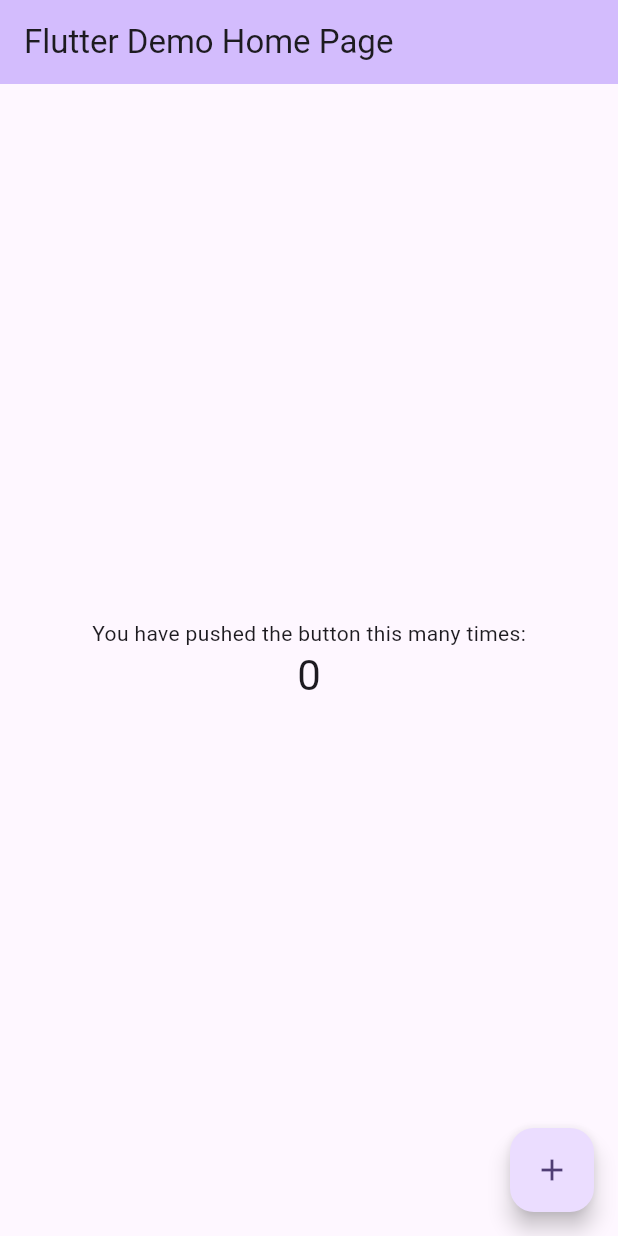
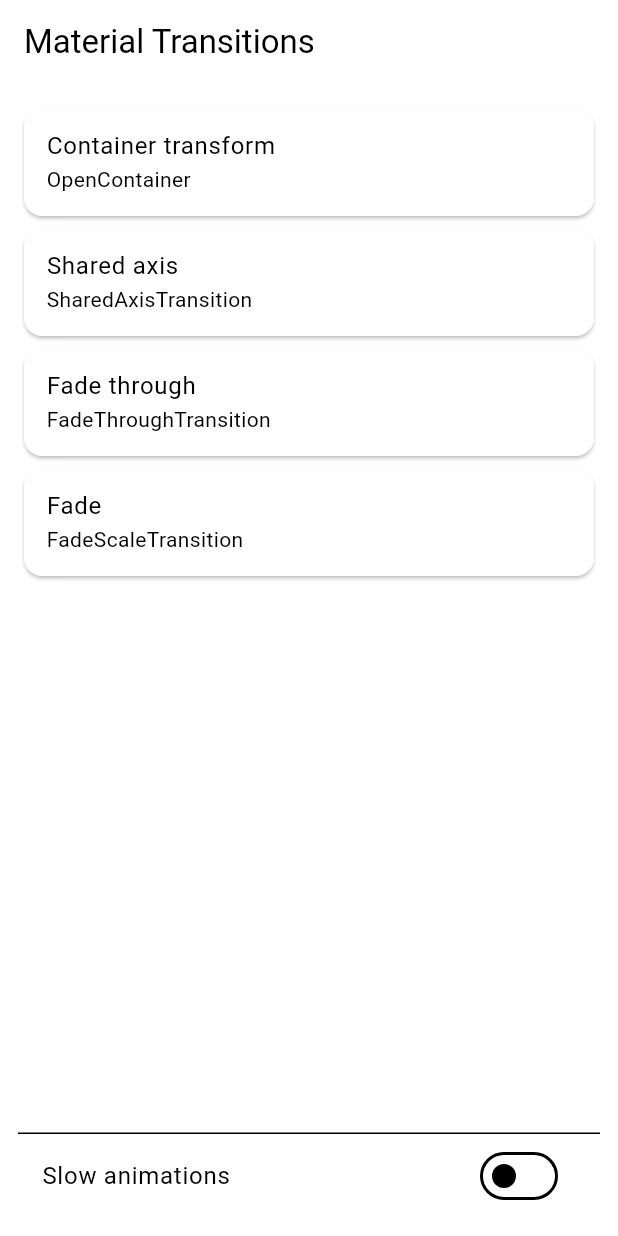
Before and after one commit to ayoubrajabi/test_animations, a Flutter app: the screen it shows after launch, on a phone screen of 412 x 824 dp. Run offline on Flutter 3.47's test engine with Material 3 defaults, Android fonts, the phone set to English and light mode, and no system bars.

Commit message:
implement all animations.

```diff
--- a/lib/main.dart
+++ b/lib/main.dart
@@ -1,125 +1,150 @@
 import 'package:flutter/material.dart';
+import 'package:flutter/scheduler.dart';
+
+import 'package:test_animations/pages/fade_scale_transition.dart';
+import 'package:test_animations/pages/fade_through_transition.dart';
+import 'package:test_animations/pages/open_container_transform.dart';
+import 'package:test_animations/pages/shared_axis_transition.dart';
 
 void main() {
-  runApp(const MyApp());
+  runApp(
+    MaterialApp(
+      theme: ThemeData.from(
+        colorScheme: const ColorScheme.light(),
+      ).copyWith(
+        pageTransitionsTheme: const PageTransitionsTheme(
+          builders: <TargetPlatform, PageTransitionsBuilder>{
+            TargetPlatform.android: ZoomPageTransitionsBuilder(),
+          },
+        ),
+      ),
+      home: _TransitionsHomePage(),
+    ),
+  );
 }
 
-class MyApp extends StatelessWidget {
-  const MyApp({super.key});
+class _TransitionsHomePage extends StatefulWidget {
+  @override
+  _TransitionsHomePageState createState() => _TransitionsHomePageState();
+}
 
-  // This widget is the root of your application.
+class _TransitionsHomePageState extends State<_TransitionsHomePage> {
+  bool _slowAnimations = false;
+
   @override
   Widget build(BuildContext context) {
-    return MaterialApp(
-      title: 'Flutter Demo',
-      theme: ThemeData(
-        // This is the theme of your application.
-        //
-        // TRY THIS: Try running your application with "flutter run". You'll see
-        // the application has a purple toolbar. Then, without quitting the app,
-        // try changing the seedColor in the colorScheme below to Colors.green
-        // and then invoke "hot reload" (save your changes or press the "hot
-        // reload" button in a Flutter-supported IDE, or press "r" if you used
-        // the command line to start the app).
-        //
-        // Notice that the counter didn't reset back to zero; the application
-        // state is not lost during the reload. To reset the state, use hot
-        // restart instead.
-        //
-        // This works for code too, not just values: Most code changes can be
-        // tested with just a hot reload.
-        colorScheme: ColorScheme.fromSeed(seedColor: Colors.deepPurple),
-        useMaterial3: true,
+    return Scaffold(
+      appBar: AppBar(title: const Text('Material Transitions')),
+      body: Padding(
+        padding: const EdgeInsets.all(12.0),
+        child: Column(
+          children: <Widget>[
+            Expanded(
+              child: ListView(
+                children: <Widget>[
+                  _TransitionListTile(
+                    title: 'Container transform',
+                    subtitle: 'OpenContainer',
+                    onTap: () {
+                      Navigator.of(context).push(
+                        MaterialPageRoute<void>(
+                          builder: (BuildContext context) {
+                            return const OpenContainerTransformDemo();
+                          },
+                        ),
+                      );
+                    },
+                  ),
+                  _TransitionListTile(
+                    title: 'Shared axis',
+                    subtitle: 'SharedAxisTransition',
+                    onTap: () {
+                      Navigator.of(context).push(
+                        MaterialPageRoute<void>(
+                          builder: (BuildContext context) {
+                            return const SharedAxisTransitionDemo();
+                          },
+                        ),
+                      );
+                    },
+                  ),
+                  _TransitionListTile(
+                    title: 'Fade through',
+                    subtitle: 'FadeThroughTransition',
+                    onTap: () {
+                      Navigator.of(context).push(
+                        MaterialPageRoute<void>(
+                          builder: (BuildContext context) {
+                            return const FadeThroughTransitionDemo();
+                          },
+                        ),
+                      );
+                    },
+                  ),
+                  _TransitionListTile(
+                    title: 'Fade',
+                    subtitle: 'FadeScaleTransition',
+                    onTap: () {
+                      Navigator.of(context).push(
+                        MaterialPageRoute<void>(
+                          builder: (BuildContext context) {
+                            return const FadeScaleTransitionDemo();
+                          },
+                        ),
+                      );
+                    },
+                  ),
+                ],
+              ),
+            ),
+            const Divider(height: 0.0),
+            SafeArea(
+              child: SwitchListTile(
+                value: _slowAnimations,
+                onChanged: (bool value) async {
+                  setState(() {
+                    _slowAnimations = value;
+                  });
+                  // Wait until the Switch is done animating before actually slowing
+                  // down time.
+                  if (_slowAnimations) {
+                    await Future<void>.delayed(
+                        const Duration(milliseconds: 300));
+                  }
+                  timeDilation = _slowAnimations ? 7.0 : 1.0;
+                },
+                title: const Text('Slow animations'),
+              ),
+            ),
+          ],
+        ),
       ),
-      home: const MyHomePage(title: 'Flutter Demo Home Page'),
     );
   }
 }
 
-class MyHomePage extends StatefulWidget {
-  const MyHomePage({super.key, required this.title});
+class _TransitionListTile extends StatelessWidget {
+  const _TransitionListTile({
+    this.onTap,
+    required this.title,
+    required this.subtitle,
+  });
 
-  // This widget is the home page of your application. It is stateful, meaning
-  // that it has a State object (defined below) that contains fields that affect
-  // how it looks.
-
-  // This class is the configuration for the state. It holds the values (in this
-  // case the title) provided by the parent (in this case the App widget) and
-  // used by the build method of the State. Fields in a Widget subclass are
-  // always marked "final".
-
+  final GestureTapCallback? onTap;
   final String title;
-
-  @override
-  State<MyHomePage> createState() => _MyHomePageState();
-}
-
-class _MyHomePageState extends State<MyHomePage> {
-  int _counter = 0;
-
-  void _incrementCounter() {
-    setState(() {
-      // This call to setState tells the Flutter framework that something has
-      // changed in this State, which causes it to rerun the build method below
-      // so that the display can reflect the updated values. If we changed
-      // _counter without calling setState(), then the build method would not be
-      // called again, and so nothing would appear to happen.
-      _counter++;
-    });
-  }
+  final String subtitle;
 
   @override
   Widget build(BuildContext context) {
-    // This method is rerun every time setState is called, for instance as done
-    // by the _incrementCounter method above.
-    //
-    // The Flutter framework has been optimized to make rerunning build methods
-    // fast, so that you can just rebuild anything that needs updating rather
-    // than having to individually change instances of widgets.
-    return Scaffold(
-      appBar: AppBar(
-        // TRY THIS: Try changing the color here to a specific color (to
-        // Colors.amber, perhaps?) and trigger a hot reload to see the AppBar
-        // change color while the other colors stay the same.
-        backgroundColor: Theme.of(context).colorScheme.inversePrimary,
-        // Here we take the value from the MyHomePage object that was created by
-        // the App.build method, and use it to set our appbar title.
-        title: Text(widget.title),
+    return Card(
+      child: ListTile(
+        contentPadding: const EdgeInsets.symmetric(
+          horizontal: 15.0,
+        ),
+        onTap: onTap,
+        title: Text(title),
+        subtitle: Text(subtitle),
       ),
-      body: Center(
-        // Center is a layout widget. It takes a single child and positions it
-        // in the middle of the parent.
-        child: Column(
-          // Column is also a layout widget. It takes a list of children and
-          // arranges them vertically. By default, it sizes itself to fit its
-          // children horizontally, and tries to be as tall as its parent.
-          //
-          // Column has various properties to control how it sizes itself and
-          // how it positions its children. Here we use mainAxisAlignment to
-          // center the children vertically; the main axis here is the vertical
-          // axis because Columns are vertical (the cross axis would be
-          // horizontal).
-          //
-          // TRY THIS: Invoke "debug painting" (choose the "Toggle Debug Paint"
-          // action in the IDE, or press "p" in the console), to see the
-          // wireframe for each widget.
-          mainAxisAlignment: MainAxisAlignment.center,
-          children: <Widget>[
-            const Text(
-              'You have pushed the button this many times:',
-            ),
-            Text(
-              '$_counter',
-              style: Theme.of(context).textTheme.headlineMedium,
-            ),
-          ],
-        ),
-      ),
-      floatingActionButton: FloatingActionButton(
-        onPressed: _incrementCounter,
-        tooltip: 'Increment',
-        child: const Icon(Icons.add),
-      ), // This trailing comma makes auto-formatting nicer for build methods.
     );
   }
 }
--- a/pubspec.yaml
+++ b/pubspec.yaml
@@ -35,6 +35,7 @@ dependencies:
   # The following adds the Cupertino Icons font to your application.
   # Use with the CupertinoIcons class for iOS style icons.
   cupertino_icons: ^1.0.6
+  animations: ^2.0.11
 
 dev_dependencies:
   flutter_test:
```
Also changed, not shown: lib/pages/fade_scale_transition.dart (added, +67 -0 lines), lib/pages/fade_through_transition.dart (added, +61 -0 lines), lib/pages/open_container_transform.dart (added, +49 -0 lines), lib/pages/shared_axis_transition.dart (added, +61 -0 lines), pubspec.lock, 1 other file.
